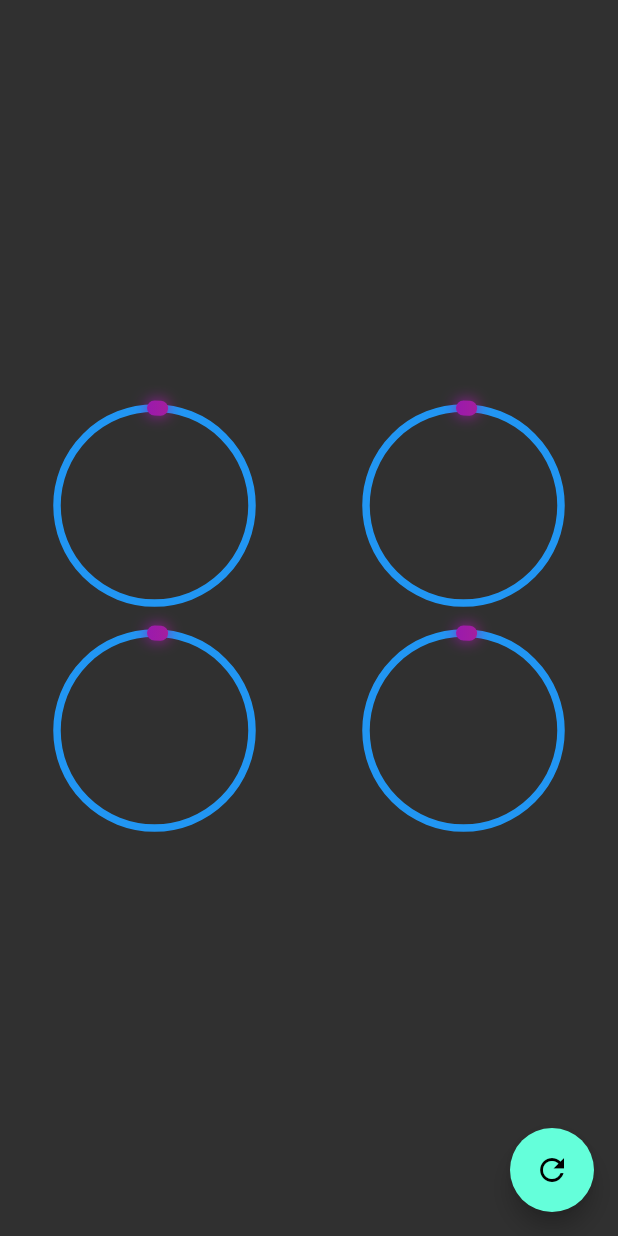
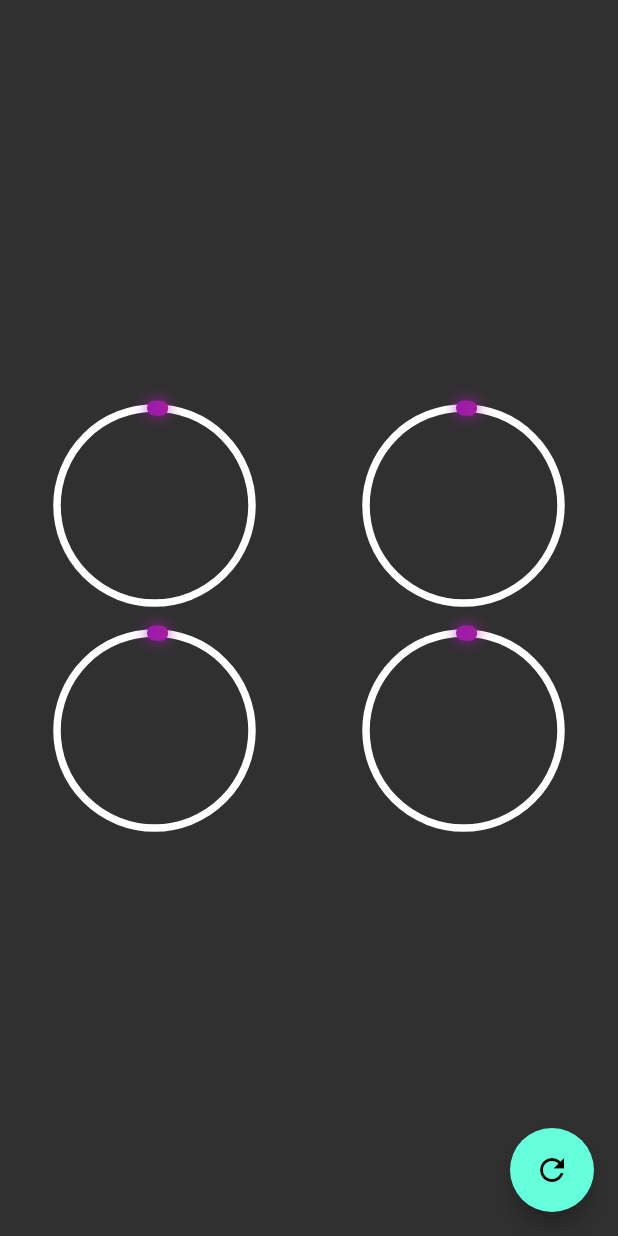
Before and after one commit to BryanParada/designsAppFM, a Flutter app: the GraphCircularPage screen opened directly, on a phone screen of 412 x 824 dp. Run offline on Flutter 3.47's test engine with Material 2 defaults, Android fonts, the phone set to English and light mode, and no system bars; our stand-ins replace animate_do, flutter_svg, font_awesome_flutter.

Commit message:
FM137 - Setting custom color to other pages

```diff
--- a/lib/src/pages/graphs_circular_page.dart
+++ b/lib/src/pages/graphs_circular_page.dart
@@ -1,5 +1,7 @@
+import 'package:designs_backgrounds/src/theme/themechanger.dart';
 import 'package:designs_backgrounds/src/widgets/radial_progress.dart';
 import 'package:flutter/material.dart';
+import 'package:provider/provider.dart';
 
 class GraphCircularPage extends StatefulWidget {
 
@@ -37,15 +39,15 @@ class _GraphCircularPageState extends State<GraphCircularPage> {
               mainAxisAlignment: MainAxisAlignment.spaceAround,
               children: <Widget>[
                 CustomRadialProgress(percentage: percentage, color: Colors.blue),
-                CustomRadialProgress(percentage: percentage, color: Colors.red),
+                CustomRadialProgress(percentage: percentage * 1.2, color: Colors.red),
               ],
           ),
 
           Row(
               mainAxisAlignment: MainAxisAlignment.spaceAround,
               children: <Widget>[
-                CustomRadialProgress(percentage: percentage, color: Colors.purple),
-                CustomRadialProgress(percentage: percentage, color: Colors.pink),
+                CustomRadialProgress(percentage: percentage * 1.4, color: Colors.purple),
+                CustomRadialProgress(percentage: percentage * 1.6, color: Colors.pink),
               ],
           ),
 
@@ -68,13 +70,16 @@ class CustomRadialProgress extends StatelessWidget {
 
   @override
   Widget build(BuildContext context) {
+
+    final appTheme = Provider.of<ThemeChanger>(context).currentTheme;
+
     return Container(
       width: 150,
       height: 150,
       //color: Colors.red,
       child: RadialProgress( percentage: percentage,
                              primaryColor: color,
-                             secondaryColor: Colors.blue,
+                             secondaryColor: appTheme.textTheme.bodyText1!.color ?? Colors.grey,
                              strokePrimary: 5,
                              strokeSecondary: 10,)
         // child: Text('${percentage}', style: TextStyle(fontSize: 50.0))),
--- a/lib/src/pages/pinterest_page.dart
+++ b/lib/src/pages/pinterest_page.dart
@@ -1,3 +1,4 @@
+import 'package:designs_backgrounds/src/theme/themechanger.dart';
 import 'package:designs_backgrounds/src/widgets/pinterest_menu.dart';
 import 'package:flutter/material.dart';
 import 'package:flutter_staggered_grid_view/flutter_staggered_grid_view.dart';
@@ -35,6 +36,7 @@ class _PinterestMenuLocation extends StatelessWidget {
 
    final widthScreen = MediaQuery.of(context).size.width;
   final show = Provider.of<_MenuModel>(context).show;
+  final appTheme = Provider.of<ThemeChanger>(context).currentTheme;
 
     return Positioned(
       bottom: 30,
@@ -45,8 +47,8 @@ class _PinterestMenuLocation extends StatelessWidget {
           // alignment: Alignment.center,
           child: PinterestMenu(
             show: show,
-            //backgroundColor: Colors.pink, //fondo menu
-            activeColor: Colors.red,
+            backgroundColor: appTheme.scaffoldBackgroundColor, //fondo menu
+            activeColor: appTheme.colorScheme.secondary,
             inactiveColor: Colors.blueGrey,
             items: [
               PinterestButton(icon: Icons.pie_chart, onPressed: (){print('Icon pie_chart');}),
--- a/lib/src/routes/routes.dart
+++ b/lib/src/routes/routes.dart
@@ -1,3 +1,5 @@
+import 'package:designs_backgrounds/src/pages/graphs_circular_page.dart';
+import 'package:designs_backgrounds/src/pages/pinterest_page.dart';
 import 'package:flutter/material.dart';
 import 'package:font_awesome_flutter/font_awesome_flutter.dart';
 
@@ -15,7 +17,8 @@ final pageRoutes = <_Route>[
   _Route( FontAwesomeIcons.truckMedical, 'Emergency', EmergencyPage()),
   _Route( FontAwesomeIcons.heading, 'Headers', HeadersPage()),
   _Route( FontAwesomeIcons.peopleCarryBox, 'Animated Square', SquareAnimatedPage()),
-  _Route( FontAwesomeIcons.circleNotch, 'Progress Bar', CircularProgressPage()),
+  _Route( FontAwesomeIcons.circleNotch, 'Progress Bar', GraphCircularPage()),
+  _Route( FontAwesomeIcons.pinterest, 'Pinterest Page', PinterestPage()),
   _Route( FontAwesomeIcons.mobile, 'Slivers', SliverListPage()),
   _Route( FontAwesomeIcons.star, 'Animate Do', AnimatePage1()),
 
```
Also changed, not shown: lib/src/pages/headers_page.dart (+6 -1 lines), lib/src/widgets/headers.dart (+11 -2 lines), 1 other file.
